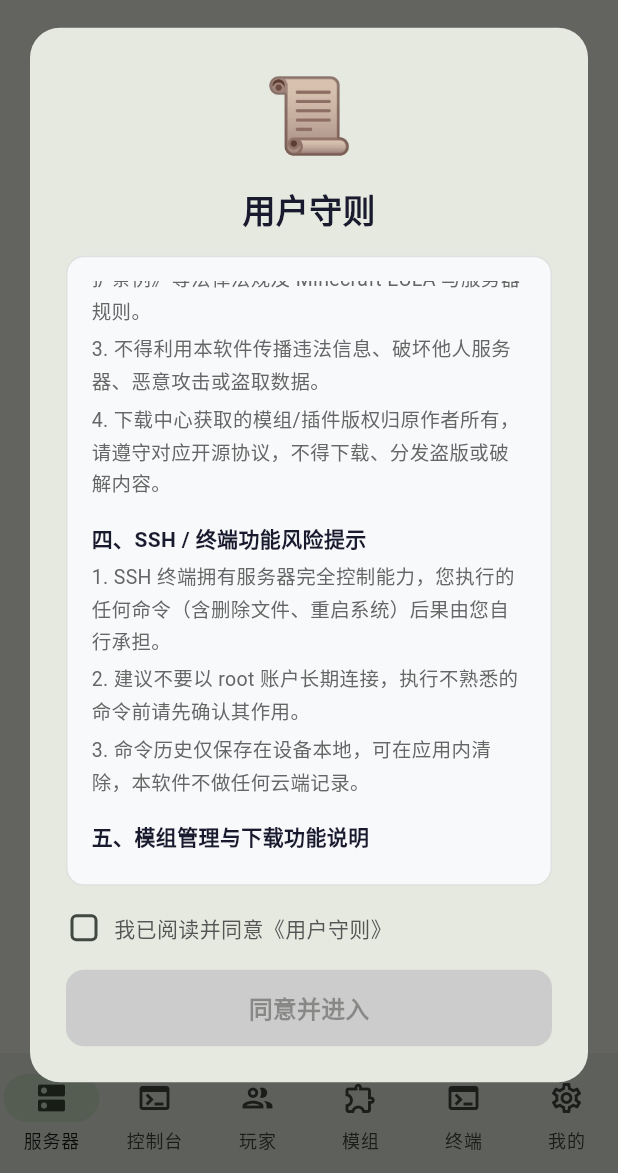
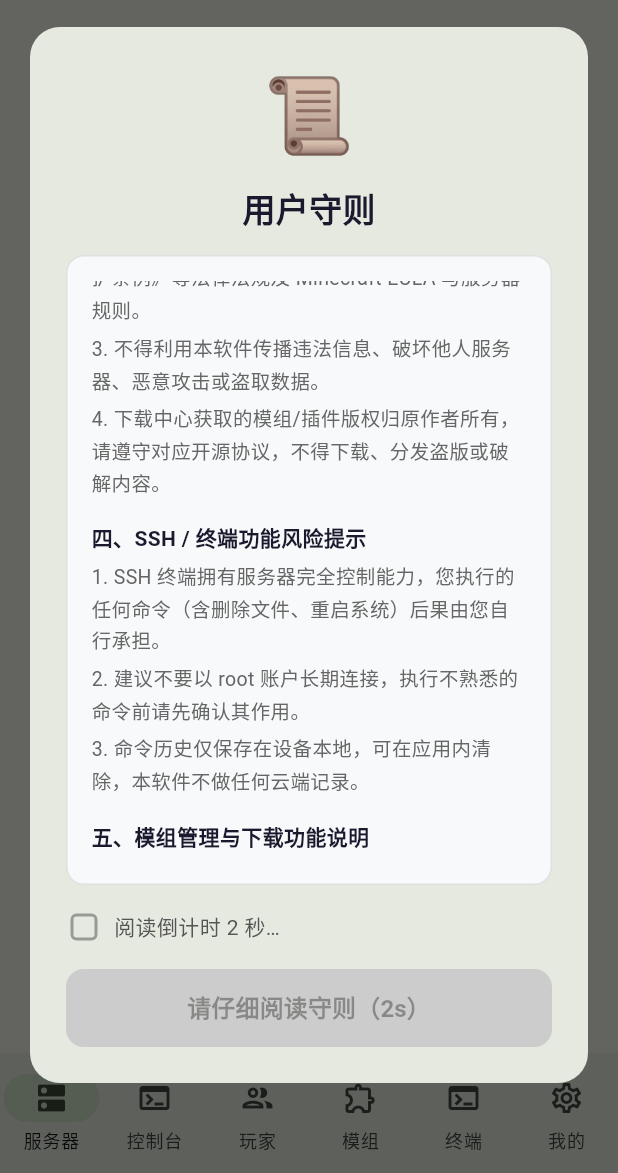
Before and after one commit to zhaowrny/ZV-Manager, a Flutter app: the screen it shows after launch, scrolled down 576 dp, on a phone screen of 412 x 824 dp, the part 63-1236 px from its top. Run offline on Flutter 3.47's test engine with Material 3 defaults, Android fonts, the phone set to English and light mode, and no system bars; our stand-ins replace dio, file_picker, flutter_secure_storage, image_picker, package_info_plus, shared_preferences and 3 more; missing offline and left inert: dartssh2, xterm; accounts and stored records are empty.

Commit message:
feat: 用户守则强制阅读（10秒倒计时+滚动到底才可勾选同意）

```diff
--- a/lib/core/widgets/user_agreement_dialog.dart
+++ b/lib/core/widgets/user_agreement_dialog.dart
@@ -1,3 +1,4 @@
+import 'dart:async';
 import 'package:flutter/material.dart';
 
 class UserAgreementDialog extends StatefulWidget {
@@ -11,6 +12,48 @@ class UserAgreementDialog extends StatefulWidget {
 
 class _UserAgreementDialogState extends State<UserAgreementDialog> {
   bool _isChecked = false;
+
+  /// 强制阅读：倒计时 10 秒 + 滚动到底，两者都满足才能勾选同意。
+  static const int _readSeconds = 10;
+  int _countdown = _readSeconds;
+  bool _readToEnd = false;
+  Timer? _timer;
+  final _scrollController = ScrollController();
+
+  @override
+  void initState() {
+    super.initState();
+    _timer = Timer.periodic(const Duration(seconds: 1), (t) {
+      if (!mounted) return t.cancel();
+      setState(() => _countdown--);
+      if (_countdown <= 0) t.cancel();
+    });
+    _scrollController.addListener(_onScroll);
+  }
+
+  @override
+  void dispose() {
+    _timer?.cancel();
+    _scrollController.removeListener(_onScroll);
+    _scrollController.dispose();
+    super.dispose();
+  }
+
+  void _onScroll() {
+    if (_readToEnd) return;
+    final c = _scrollController;
+    if (c.position.maxScrollExtent <= 0 || c.offset >= c.position.maxScrollExtent - 8) {
+      setState(() => _readToEnd = true);
+    }
+  }
+
+  bool get _canAgree => _isChecked && _countdown <= 0 && _readToEnd;
+
+  String get _buttonLabel {
+    if (_countdown > 0) return '请仔细阅读守则（${_countdown}s）';
+    if (!_readToEnd) return '请阅读至守则底部';
+    return '同意并进入';
+  }
 
   @override
   Widget build(BuildContext context) {
@@ -49,7 +92,8 @@ class _UserAgreementDialogState extends State<UserAgreementDialog> {
                   borderRadius: BorderRadius.circular(12),
                   border: Border.all(color: const Color(0xFFE0E0E0)),
                 ),
-                child: const SingleChildScrollView(
+                child: SingleChildScrollView(
+                  controller: _scrollController,
                   child: Column(
                     crossAxisAlignment: CrossAxisAlignment.start,
                     children: [
@@ -107,13 +151,15 @@ class _UserAgreementDialogState extends State<UserAgreementDialog> {
               ),
               const SizedBox(height: 16),
 
-              // 同意勾选
+              // 同意勾选（倒计时结束且阅读到底后才可勾选）
               GestureDetector(
-                onTap: () {
+                onTap: _countdown <= 0 && _readToEnd
+                    ? () {
                         setState(() {
                           _isChecked = !_isChecked;
                         });
-                },
+                      }
+                    : null,
                 child: Row(
                   children: [
                     SizedBox(
@@ -121,11 +167,13 @@ class _UserAgreementDialogState extends State<UserAgreementDialog> {
                       height: 24,
                       child: Checkbox(
                         value: _isChecked,
-                        onChanged: (value) {
+                        onChanged: (_countdown <= 0 && _readToEnd)
+                            ? (value) {
                                 setState(() {
                                   _isChecked = value ?? false;
                                 });
-                        },
+                              }
+                            : null,
                         activeColor: const Color(0xFF28A745),
                         shape: RoundedRectangleBorder(
                           borderRadius: BorderRadius.circular(4),
@@ -133,9 +181,11 @@ class _UserAgreementDialogState extends State<UserAgreementDialog> {
                       ),
                     ),
                     const SizedBox(width: 8),
-                    const Text(
-                      '我已阅读并同意《用户守则》',
-                      style: TextStyle(fontSize: 14, color: Color(0xFF555555)),
+                    Text(
+                      _countdown > 0
+                          ? '阅读倒计时 $_countdown 秒…'
+                          : (_readToEnd ? '我已阅读并同意《用户守则》' : '请先滑动阅读至守则底部'),
+                      style: const TextStyle(fontSize: 14, color: Color(0xFF555555)),
                     ),
                   ],
                 ),
@@ -146,7 +196,7 @@ class _UserAgreementDialogState extends State<UserAgreementDialog> {
               SizedBox(
                 width: double.infinity,
                 child: FilledButton(
-                  onPressed: _isChecked ? widget.onAgree : null,
+                  onPressed: _canAgree ? widget.onAgree : null,
                   style: FilledButton.styleFrom(
                     backgroundColor: const Color(0xFF28A745),
                     disabledBackgroundColor: const Color(0xFFCCCCCC),
@@ -155,9 +205,9 @@ class _UserAgreementDialogState extends State<UserAgreementDialog> {
                       borderRadius: BorderRadius.circular(12),
                     ),
                   ),
-                  child: const Text(
-                    '同意并进入',
-                    style: TextStyle(fontSize: 16, fontWeight: FontWeight.w600),
+                  child: Text(
+                    _buttonLabel,
+                    style: const TextStyle(fontSize: 16, fontWeight: FontWeight.w600),
                   ),
                 ),
               ),
```
Lines whose indentation alone changed are shown as unchanged.
